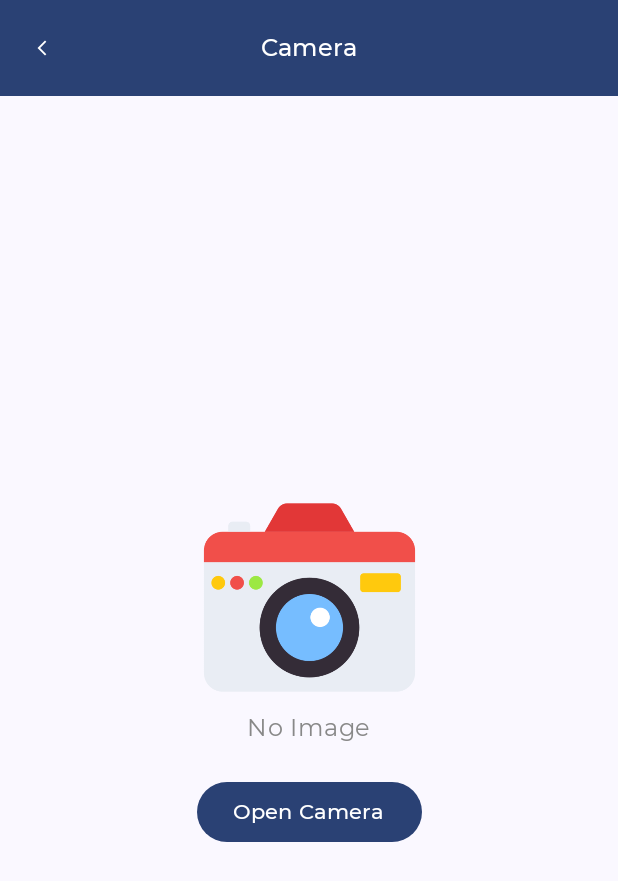
After one commit to hafizzafarahmad/Feature-Kit-Kotlin, an Android app built with Jetpack Compose: the CameraScreen screen opened through its navigation route, on a phone screen of 412 x 824 dp. The commit adds this screen. Shown: the top 881 px of the screen. Run offline under Robolectric (Android 15) with nearby library versions, the phone set to English and light mode, and no system bars; our stand-ins replace window size class; pictures from the network do not load; 1 statement that could not run was skipped.

Commit message:
Images from Camera

```diff
--- a/app/build.gradle.kts
+++ b/app/build.gradle.kts
@@ -53,6 +53,7 @@ android {
 
     buildFeatures {
         compose = true
+        buildConfig = true
     }
 
     composeOptions {
--- a/app/src/main/java/com/lunardev/kotlinallfeature/AppNavBuilder.kt
+++ b/app/src/main/java/com/lunardev/kotlinallfeature/AppNavBuilder.kt
@@ -14,6 +14,7 @@ import androidx.navigation.compose.NavHost
 import androidx.navigation.compose.composable
 import androidx.navigation.compose.rememberNavController
 import androidx.navigation.navDeepLink
+import com.lunardev.kotlinallfeature.feature.camera.ui.CameraScreen
 import com.lunardev.kotlinallfeature.feature.image_picker.ui.ImagePickerScreen
 import com.lunardev.kotlinallfeature.feature.menu.ui.MenuDestinations
 import com.lunardev.kotlinallfeature.feature.menu.ui.MenuRoute
@@ -63,7 +64,6 @@ fun AppNavBuilder(
             )
         }
 
-
 //        Menu Navigation
         composable(
             route = MenuDestinations.ImagePicker.route
@@ -78,11 +78,7 @@ fun AppNavBuilder(
         composable(
             route = MenuDestinations.Camera.route
         ) {
-            Box(modifier = Modifier.fillMaxSize()) {
-                Row(modifier = Modifier.align(Alignment.Center)) {
-                    Text(text = "Camera")
-                }
-            }
+            CameraScreen(navigateBack = { navController.navigateUp() }, isExpandedScreen = isExpandedScreen)
         }
     }
 }
--- /dev/null
+++ b/app/src/main/java/com/lunardev/kotlinallfeature/core/component/AppBar.kt
@@ -0,0 +1,48 @@
+package com.lunardev.kotlinallfeature.core.component
+
+import androidx.compose.foundation.layout.size
+import androidx.compose.material.icons.Icons
+import androidx.compose.material.icons.filled.ArrowBackIosNew
+import androidx.compose.material3.CenterAlignedTopAppBar
+import androidx.compose.material3.ExperimentalMaterial3Api
+import androidx.compose.material3.Icon
+import androidx.compose.material3.IconButton
+import androidx.compose.material3.MaterialTheme
+import androidx.compose.material3.Text
+import androidx.compose.material3.TopAppBarDefaults
+import androidx.compose.runtime.Composable
+import androidx.compose.ui.Modifier
+import androidx.compose.ui.graphics.Color
+import androidx.compose.ui.unit.dp
+
+@Composable
+@OptIn(ExperimentalMaterial3Api::class)
+fun appBar(
+    navigateBack: () -> Unit,
+    title: String,
+    titleOnly: Boolean = false
+){
+    CenterAlignedTopAppBar(
+        title =  {
+            Text(
+                text = title,
+                style = MaterialTheme.typography.titleMedium,
+            )
+        },
+        navigationIcon = {
+            if(!titleOnly)
+            IconButton(onClick = { navigateBack() }) {
+                Icon(
+                    imageVector = Icons.Filled.ArrowBackIosNew,
+                    contentDescription = "Back Icon",
+                    tint = Color.White,
+                    modifier = Modifier.size(12.dp)
+                )
+            }
+        },
+        colors = TopAppBarDefaults.topAppBarColors(
+            containerColor = MaterialTheme.colorScheme.primary,
+            titleContentColor = Color.White,
+        )
+    )
+}
--- /dev/null
+++ b/app/src/main/java/com/lunardev/kotlinallfeature/core/component/CameraLauncher.kt
@@ -0,0 +1,12 @@
+package com.lunardev.kotlinallfeature.core.component
+
+import androidx.activity.compose.rememberLauncherForActivityResult
+import androidx.activity.result.contract.ActivityResultContracts
+import androidx.compose.runtime.Composable
+
+@Composable
+fun cameraLauncher(
+    onResult: (Boolean) -> Unit
+) =  rememberLauncherForActivityResult(ActivityResultContracts.TakePicture()) {
+        result -> onResult((result))
+}
--- /dev/null
+++ b/app/src/main/java/com/lunardev/kotlinallfeature/core/component/PermissionLauncher.kt
@@ -0,0 +1,16 @@
+package com.lunardev.kotlinallfeature.core.component
+
+import android.content.Context
+import androidx.activity.compose.rememberLauncherForActivityResult
+import androidx.activity.result.contract.ActivityResultContracts
+import androidx.compose.runtime.Composable
+
+@Composable
+fun permissionLauncher(
+    context: Context,
+    onResult: (Boolean) -> Unit
+) = rememberLauncherForActivityResult(
+    ActivityResultContracts.RequestPermission()
+) { result ->
+    onResult((result))
+}
--- /dev/null
+++ b/app/src/main/java/com/lunardev/kotlinallfeature/core/utils/CreateImageFile.kt
@@ -0,0 +1,19 @@
+package com.lunardev.kotlinallfeature.core.utils
+
+import android.annotation.SuppressLint
+import android.content.Context
+import java.io.File
+import java.text.SimpleDateFormat
+import java.util.Date
+
+@SuppressLint("SimpleDateFormat")
+fun Context.createImageFile(): File {
+    // Create an image file name
+    val timeStamp = SimpleDateFormat("yyyyMMddHHmm-ss").format(Date())
+    val imageFileName = "JPEG_" + timeStamp + "_"
+    return File.createTempFile(
+        imageFileName, /* prefix */
+        ".jpg", /* suffix */
+        externalCacheDir      /* directory */
+    )
+}
--- /dev/null
+++ b/app/src/main/java/com/lunardev/kotlinallfeature/feature/camera/ui/CameraScreen.kt
@@ -0,0 +1,128 @@
+package com.lunardev.kotlinallfeature.feature.camera.ui
+
+import android.Manifest
+import android.annotation.SuppressLint
+import android.content.pm.PackageManager
+import android.widget.Toast
+import androidx.compose.foundation.Image
+import androidx.compose.foundation.layout.Arrangement
+import androidx.compose.foundation.layout.Column
+import androidx.compose.foundation.layout.aspectRatio
+import androidx.compose.foundation.layout.fillMaxSize
+import androidx.compose.foundation.layout.fillMaxWidth
+import androidx.compose.foundation.layout.padding
+import androidx.compose.foundation.layout.size
+import androidx.compose.material3.Button
+import androidx.compose.material3.ExperimentalMaterial3Api
+import androidx.compose.material3.Scaffold
+import androidx.compose.material3.Text
+import androidx.compose.runtime.Composable
+import androidx.compose.ui.Alignment
+import androidx.compose.ui.Modifier
+import androidx.compose.ui.graphics.Color
+import androidx.compose.ui.layout.ContentScale
+import androidx.compose.ui.platform.LocalContext
+import androidx.compose.ui.res.painterResource
+import androidx.compose.ui.res.stringResource
+import androidx.compose.ui.tooling.preview.Preview
+import androidx.compose.ui.unit.dp
+import androidx.lifecycle.viewmodel.compose.viewModel
+import coil.compose.rememberAsyncImagePainter
+import com.lunardev.kotlinallfeature.R
+import com.lunardev.kotlinallfeature.core.component.appBar
+import com.lunardev.kotlinallfeature.core.component.cameraLauncher
+import com.lunardev.kotlinallfeature.core.component.permissionLauncher
+
+@SuppressLint("UnusedMaterial3ScaffoldPaddingParameter")
+@OptIn(ExperimentalMaterial3Api::class)
+@Composable
+fun CameraScreen(
+    navigateBack: () -> Unit,
+    isExpandedScreen: Boolean,
+){
+    Scaffold(
+        topBar = {
+            appBar(navigateBack = navigateBack, title = stringResource(id = R.string.menu_content_camera))
+        }, content = { innerPadding ->
+
+            val context = LocalContext.current
+
+            val cameraViewModel: CameraViewModel = viewModel(
+                factory = CameraViewModel.provideFactory(context = context)
+            )
+            val cameraLaunch = cameraLauncher(
+                onResult = { result -> if (result) cameraViewModel.capturedImageUri.value = cameraViewModel.uri }
+            )
+            val permissionLaunch = permissionLauncher(
+                context = context,
+                onResult = { result ->
+                    if (result){
+                        cameraLaunch.launch(cameraViewModel.uri)
+                    } else {
+                        Toast.makeText(context, "Permission Denied", Toast.LENGTH_SHORT).show()
+                    }
+                }
+            )
+
+
+            Column(
+                modifier = Modifier
+                    .fillMaxSize()
+                    .padding(innerPadding)
+                ,
+                verticalArrangement = Arrangement.Center,
+                horizontalAlignment = Alignment.CenterHorizontally) {
+
+                if (cameraViewModel.capturedImageUri.value.path?.isNotEmpty() == true) {
+                    Image(
+                        modifier = if(isExpandedScreen)
+                            Modifier
+                                .size(200.dp)
+                                .aspectRatio(1f) else
+                            Modifier
+                                .fillMaxWidth()
+                                .aspectRatio(1f),
+                        painter = rememberAsyncImagePainter(cameraViewModel.capturedImageUri.value),
+                        contentDescription = "Captured Image",
+                        contentScale = ContentScale.FillWidth,
+                    )
+                } else {
+                    Column(
+                        horizontalAlignment = Alignment.CenterHorizontally,
+                    ){
+                        Image(
+                            painter = painterResource(id = R.drawable.camera_6649088),
+                            contentDescription = stringResource(id = R.string.no_image),
+                            modifier = Modifier.size(150.dp)
+                        )
+                        Text(stringResource(id = R.string.no_image), color = Color.Gray)
+                    }
+                }
+
+
+                Button(
+                    modifier = Modifier.padding(top = 20.dp),
+                    onClick = {
+                        if(cameraViewModel.permissionCheckResult == PackageManager.PERMISSION_GRANTED){
+                            cameraLaunch.launch(cameraViewModel.uri)
+                        } else {
+                            permissionLaunch.launch(Manifest.permission.CAMERA)
+                        }
+                    }) {
+                    Text(stringResource(id = R.string.open_camera))
+                }
+            }
+
+        })
+}
+
+@Preview
+@Composable
+fun CameraScreenPreview() {
+    CameraScreen(
+        isExpandedScreen = false,
+        navigateBack = {
+
+        },
+    )
+}
--- /dev/null
+++ b/app/src/main/java/com/lunardev/kotlinallfeature/feature/camera/ui/CameraViewModel.kt
@@ -0,0 +1,42 @@
+package com.lunardev.kotlinallfeature.feature.camera.ui
+
+import android.Manifest
+import android.content.Context
+import android.net.Uri
+import androidx.compose.runtime.MutableState
+import androidx.compose.runtime.mutableStateOf
+import androidx.core.content.ContextCompat
+import androidx.core.content.FileProvider
+import androidx.lifecycle.ViewModel
+import androidx.lifecycle.ViewModelProvider
+import com.lunardev.kotlinallfeature.BuildConfig
+import com.lunardev.kotlinallfeature.core.utils.createImageFile
+import java.util.Objects
+
+class CameraViewModel(
+   context: Context
+) :ViewModel() {
+
+    private val file = context.createImageFile()
+
+    val uri: Uri = FileProvider.getUriForFile(
+        Objects.requireNonNull(context),
+        "${BuildConfig.APPLICATION_ID}.provider", file
+    )
+
+    val capturedImageUri: MutableState<Uri> = mutableStateOf(Uri.EMPTY)
+
+    // Check Permission Camera
+    val permissionCheckResult = ContextCompat.checkSelfPermission(context, Manifest.permission.CAMERA)
+
+    companion object {
+        fun provideFactory(
+            context: Context
+        ): ViewModelProvider.Factory = object : ViewModelProvider.Factory {
+            @Suppress("UNCHECKED_CAST")
+            override fun <T : ViewModel> create(modelClass: Class<T>): T {
+                return CameraViewModel(context = context) as T
+            }
+        }
+    }
+}
--- /dev/null
+++ b/app/src/main/res/xml/file_paths.xml
@@ -0,0 +1,4 @@
+<?xml version="1.0" encoding="utf-8"?>
+<paths>
+    <external-cache-path name="my_images" path="/"/>
+</paths>
```
Also changed, not shown: app/src/main/AndroidManifest.xml (+13 -0 lines), app/src/main/java/com/lunardev/kotlinallfeature/feature/image_picker/ui/ImagePickerScreen.kt (+7 -33 lines), app/src/main/java/com/lunardev/kotlinallfeature/feature/image_picker/ui/ImagePickerViewModel.kt (+0 -18 lines), app/src/main/java/com/lunardev/kotlinallfeature/feature/menu/ui/MenuScreen.kt (+2 -32 lines), app/src/main/res/values/strings.xml (+8 -38 lines), app/src/main/res/drawable/camera_6649088.png (added).
